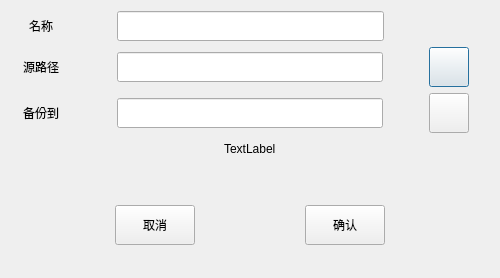
Qt form src/gui/btaddbackupconfigdialog.ui (realth000/BackTook) before a commit.
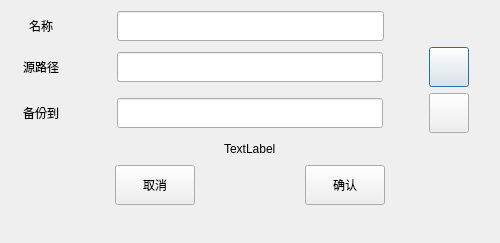
The same form after that commit.

Commit message:
perf(*): Adjust UI performance
New features:
    Adjust UI performance.

```diff
--- a/src/gui/btaddbackupconfigdialog.ui
+++ b/src/gui/btaddbackupconfigdialog.ui
@@ -7,7 +7,7 @@
     <x>0</x>
     <y>0</y>
     <width>500</width>
-    <height>278</height>
+    <height>243</height>
    </rect>
   </property>
   <property name="windowTitle">
@@ -329,22 +329,6 @@
      </item>
     </layout>
    </item>
-   <item>
-    <spacer name="verticalSpacer_5">
-     <property name="orientation">
-      <enum>Qt::Vertical</enum>
-     </property>
-     <property name="sizeType">
-      <enum>QSizePolicy::Fixed</enum>
-     </property>
-     <property name="sizeHint" stdset="0">
-      <size>
-       <width>20</width>
-       <height>40</height>
-      </size>
-     </property>
-    </spacer>
-   </item>
    <item>
     <layout class="QHBoxLayout" name="horizontalLayout_4">
      <item>
@@ -422,7 +406,7 @@
      <property name="sizeHint" stdset="0">
       <size>
        <width>20</width>
-       <height>4</height>
+       <height>5</height>
       </size>
      </property>
     </spacer>
```
Left out of the diff: 12 changed lines with no effect on the pictures. The commit also changes 3 other files.
